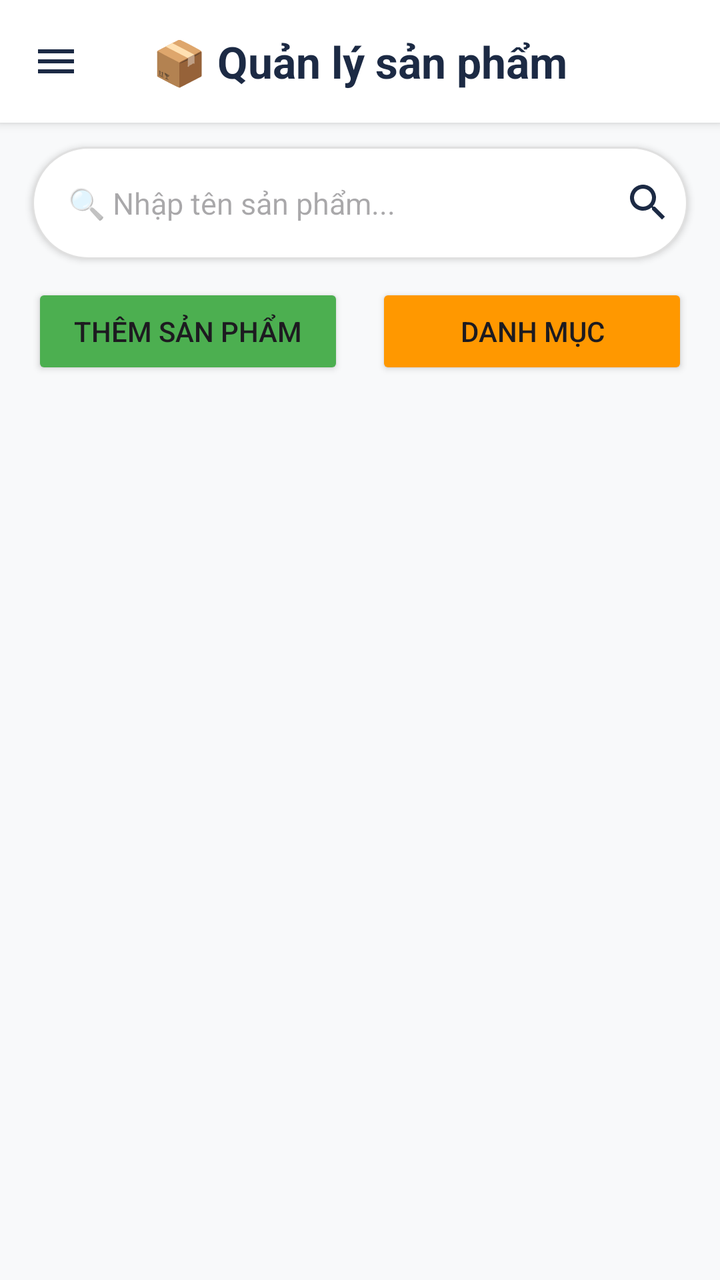
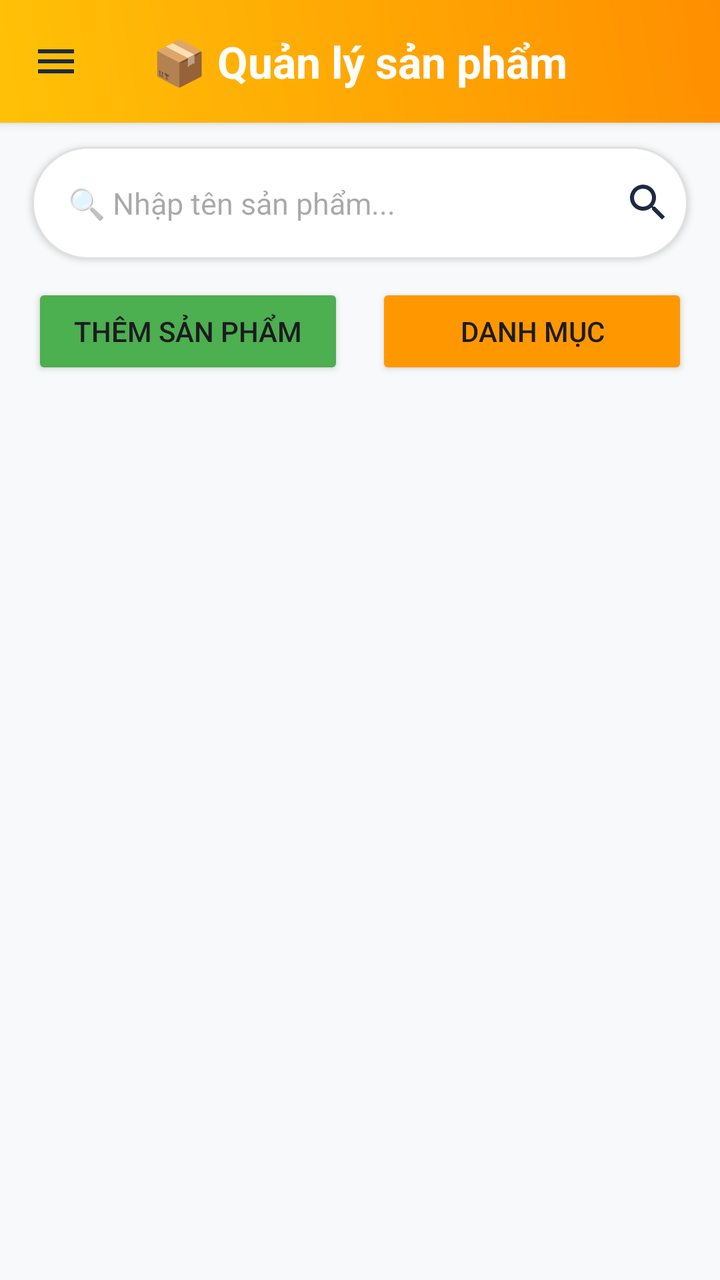

Compare the two renders of this Android layout. The source of the first and the diff that turns it into the second are given below.
<!-- AndroidManifest.xml: application theme Theme.MyShop -->
<!-- res/layout/activity_admin_product.xml -->
<?xml version="1.0" encoding="utf-8"?>
<androidx.drawerlayout.widget.DrawerLayout xmlns:android="http://schemas.android.com/apk/res/android"
    xmlns:app="http://schemas.android.com/apk/res-auto"
    xmlns:tools="http://schemas.android.com/tools"
    android:id="@+id/drawer_layout"
    android:layout_width="match_parent"
    android:layout_height="match_parent"
    android:background="#F8F9FA"
    android:fitsSystemWindows="true"
    tools:context=".Activities.ManageProductsActivity"
    tools:openDrawer="start">

    <androidx.constraintlayout.widget.ConstraintLayout
        android:id="@+id/mainContent"
        android:layout_width="match_parent"
        android:layout_height="match_parent">

        <RelativeLayout
            android:id="@+id/layoutHeader"
            android:layout_width="match_parent"
            android:layout_height="wrap_content"
            android:background="#FFFFFF"
            android:elevation="3dp"
            android:paddingTop="20dp"
            android:paddingBottom="12dp"
            app:layout_constraintTop_toTopOf="parent">

            <ImageButton
                android:id="@+id/btnMenu"
                android:layout_width="wrap_content"
                android:layout_height="wrap_content"
                android:layout_alignParentStart="true"
                android:layout_centerVertical="true"
                android:layout_marginStart="16dp"
                android:background="?attr/selectableItemBackgroundBorderless"
                android:contentDescription="Mở menu"
                android:src="@drawable/ic_menu"
                app:tint="#1C2A44" />

            <TextView
                android:id="@+id/tvAdminTitle"
                android:layout_width="wrap_content"
                android:layout_height="wrap_content"
                android:layout_centerInParent="true"
                android:text="📦 Quản lý sản phẩm"
                android:textColor="#1C2A44"
                android:textSize="22sp"
                android:textStyle="bold" />
        </RelativeLayout>

        <LinearLayout
            android:id="@+id/searchBar"
            android:layout_width="0dp"
            android:layout_height="wrap_content"
            android:layout_marginHorizontal="16dp"
            android:layout_marginTop="12dp"
            android:background="@drawable/bg_search_box"
            android:elevation="2dp"
            android:gravity="center_vertical"
            android:orientation="horizontal"
            android:padding="8dp"
            app:layout_constraintEnd_toEndOf="parent"
            app:layout_constraintStart_toStartOf="parent"
            app:layout_constraintTop_toBottomOf="@id/layoutHeader">

            <EditText
                android:id="@+id/edtSearchAdmin"
                android:layout_width="0dp"
                android:layout_height="wrap_content"
                android:layout_weight="1"
                android:background="@android:color/transparent"
                android:hint="🔍 Nhập tên sản phẩm..."
                android:padding="10dp"
                android:textColor="#000000"
                android:textSize="15sp" />

            <ImageButton
                android:id="@+id/btnSearchAdmin"
                android:layout_width="wrap_content"
                android:layout_height="wrap_content"
                android:background="?attr/selectableItemBackgroundBorderless"
                android:contentDescription="Tìm sản phẩm"
                android:src="@drawable/ic_search"
                app:tint="#1C2A44" />
        </LinearLayout>

        <LinearLayout
            android:id="@+id/layoutActionButtons"
            android:layout_width="0dp"
            android:layout_height="wrap_content"
            android:layout_marginTop="12dp"
            android:orientation="horizontal"
            app:layout_constraintEnd_toEndOf="@id/searchBar"
            app:layout_constraintStart_toStartOf="@id/searchBar"
            app:layout_constraintTop_toBottomOf="@id/searchBar">

            
            <Button
                android:id="@+id/btnAddProductAd"
                android:layout_width="0dp"
                android:layout_height="wrap_content"
                android:layout_marginEnd="8dp"
                android:layout_weight="1"
                android:backgroundTint="#4CAF50"
                android:text="Thêm sản phẩm"
                app:icon="@drawable/ic_add"
                app:iconGravity="textStart" />

            
            <Button
                android:id="@+id/btnManageCategories"
                android:layout_width="0dp"
                android:layout_height="wrap_content"
                android:layout_marginStart="8dp"
                android:layout_weight="1"
                android:backgroundTint="#FF9800"
                android:text="Danh mục"
                app:icon="@drawable/ic_category"
                app:iconGravity="textStart" />

        </LinearLayout>

        
        <androidx.recyclerview.widget.RecyclerView
            android:id="@+id/recyclerProductsAd"
            android:layout_width="0dp"
            android:layout_height="0dp"
            android:layout_marginTop="12dp"
            android:clipToPadding="false"
            android:paddingHorizontal="10dp"
            android:paddingBottom="8dp"
            android:scrollbars="vertical"
            app:layout_constraintBottom_toBottomOf="parent"
            app:layout_constraintEnd_toEndOf="parent"
            app:layout_constraintStart_toStartOf="parent"
            app:layout_constraintTop_toBottomOf="@id/layoutActionButtons"
            tools:listitem="@layout/item_product_admin" />

    </androidx.constraintlayout.widget.ConstraintLayout>

</androidx.drawerlayout.widget.DrawerLayout>
<!-- res/layout/item_product_admin.xml (included above) -->
<?xml version="1.0" encoding="utf-8"?>
<LinearLayout xmlns:android="http://schemas.android.com/apk/res/android"
    xmlns:app="http://schemas.android.com/apk/res-auto"
    android:layout_width="match_parent"
    android:layout_height="wrap_content"
    android:orientation="horizontal"
    android:padding="10dp"
    android:gravity="center_vertical"
    android:background="#FFFFFF"
    android:layout_marginBottom="6dp"
    android:elevation="2dp">

    <ImageView
        android:id="@+id/imgProduct"
        android:layout_width="70dp"
        android:layout_height="70dp"
        android:scaleType="centerCrop"
        android:src="@drawable/store" />

    <LinearLayout
        android:layout_width="0dp"
        android:layout_height="wrap_content"
        android:layout_weight="1"
        android:orientation="vertical"
        android:layout_marginStart="12dp">

        <TextView
            android:id="@+id/tvName"
            android:layout_width="wrap_content"
            android:layout_height="wrap_content"
            android:text="Tên sản phẩm"
            android:textStyle="bold"
            android:textSize="16sp"
            android:textColor="#000" />

        <TextView
            android:id="@+id/tvPrice"
            android:layout_width="wrap_content"
            android:layout_height="wrap_content"
            android:text="100.000 đ"
            android:textColor="#FF6F00"
            android:textSize="14sp" />
    </LinearLayout>

    <ImageButton
        android:id="@+id/btnEdit"
        android:layout_width="40dp"
        android:layout_height="40dp"
        android:background="?attr/selectableItemBackgroundBorderless"
        android:padding="8dp"
        android:src="@drawable/ic_edit"
        android:contentDescription="Sửa"
        app:tint="#4CAF50" />


    <ImageButton
        android:id="@+id/btnDelete"
        android:layout_width="40dp"
        android:layout_height="40dp"
        android:background="?attr/selectableItemBackgroundBorderless"
        android:padding="8dp"
        android:src="@drawable/ic_delete"
        android:contentDescription="Xóa"
        app:tint="#F44336" />

</LinearLayout>
<!-- resources referenced by this layout -->
<resources>
  <!-- drawable bg_search_box (drawable) -->
  <shape xmlns:android="http://schemas.android.com/apk/res/android" android:shape="rectangle">
      <solid android:color="#FFFFFF" />
      <corners android:radius="50dp" />
      <stroke android:width="1dp" android:color="#E0E0E0" />
  </shape>
  <!-- drawable ic_add (drawable) -->
  <vector xmlns:android="http://schemas.android.com/apk/res/android"
      android:width="24dp"
      android:height="24dp"
      android:viewportWidth="24"
      android:viewportHeight="24"
      android:tint="?attr/colorControlNormal">
  
      <path
          android:fillColor="@android:color/black"
          android:pathData="M19,13h-6v6h-2v-6H5v-2h6V5h2v6h6v2z"/>
  </vector>
  <!-- drawable ic_category (drawable) -->
  <vector xmlns:android="http://schemas.android.com/apk/res/android" android:height="24dp" android:tint="#000000" android:viewportHeight="24" android:viewportWidth="24" android:width="24dp">
        
      <path android:fillColor="@android:color/white" android:pathData="M12,2l-5.5,9h11z"/>
        
      <path android:fillColor="@android:color/white" android:pathData="M17.5,17.5m-4.5,0a4.5,4.5 0,1 1,9 0a4.5,4.5 0,1 1,-9 0"/>
        
      <path android:fillColor="@android:color/white" android:pathData="M3,13.5h8v8H3z"/>
      
  </vector>
  <!-- drawable ic_delete (drawable) -->
  <vector xmlns:android="http://schemas.android.com/apk/res/android" android:height="24dp" android:tint="#000000" android:viewportHeight="24" android:viewportWidth="24" android:width="24dp">
        
      <path android:fillColor="@android:color/white" android:pathData="M6,19c0,1.1 0.9,2 2,2h8c1.1,0 2,-0.9 2,-2V7H6v12zM19,4h-3.5l-1,-1h-5l-1,1H5v2h14V4z"/>
      
  </vector>
  <!-- drawable ic_edit (drawable) -->
  <vector xmlns:android="http://schemas.android.com/apk/res/android" android:height="24dp" android:tint="#000000" android:viewportHeight="24" android:viewportWidth="24" android:width="24dp">
        
      <path android:fillColor="@android:color/white" android:pathData="M3,17.25V21h3.75L17.81,9.94l-3.75,-3.75L3,17.25zM20.71,7.04c0.39,-0.39 0.39,-1.02 0,-1.41l-2.34,-2.34c-0.39,-0.39 -1.02,-0.39 -1.41,0l-1.83,1.83 3.75,3.75 1.83,-1.83z"/>
      
  </vector>
  <!-- drawable ic_menu (drawable) -->
  <vector xmlns:android="http://schemas.android.com/apk/res/android" android:height="24dp" android:tint="#FFFFFF" android:viewportHeight="24" android:viewportWidth="24" android:width="24dp">
        
      <path android:fillColor="@android:color/white" android:pathData="M3,18h18v-2L3,16v2zM3,13h18v-2L3,11v2zM3,6v2h18L21,6L3,6z"/>
      
  </vector>
  <!-- drawable ic_search (drawable) -->
  <vector xmlns:android="http://schemas.android.com/apk/res/android" android:height="24dp" android:tint="#000000" android:viewportHeight="24" android:viewportWidth="24" android:width="24dp">
        
      <path android:fillColor="@android:color/white" android:pathData="M15.5,14h-0.79l-0.28,-0.27C15.41,12.59 16,11.11 16,9.5 16,5.91 13.09,3 9.5,3S3,5.91 3,9.5 5.91,16 9.5,16c1.61,0 3.09,-0.59 4.23,-1.57l0.27,0.28v0.79l5,4.99L20.49,19l-4.99,-5zM9.5,14C7.01,14 5,11.99 5,9.5S7.01,5 9.5,5 14,7.01 14,9.5 11.99,14 9.5,14z"/>
      
  </vector>
  <style name="Theme.MyShop" parent="Base.Theme.MyShop" />
  <color name="white">#FFFFFFFF</color>
  <!-- unchanged entries left out for length: 2 -->
</resources>

<!-- the commit's change to res/layout/activity_admin_product.xml (unified diff, before → after) -->
@@ -19,7 +19,9 @@
             android:id="@+id/layoutHeader"
             android:layout_width="match_parent"
             android:layout_height="wrap_content"
-            android:background="#FFFFFF"
+            android:background="@drawable/bg_header_gradient"
+            app:navigationIconTint="?attr/colorOnPrimary"
+            app:titleTextColor="?attr/colorOnPrimary"
             android:elevation="3dp"
             android:paddingTop="20dp"
             android:paddingBottom="12dp"
@@ -43,7 +45,7 @@
                 android:layout_height="wrap_content"
                 android:layout_centerInParent="true"
                 android:text="📦 Quản lý sản phẩm"
-                android:textColor="#1C2A44"
+                android:textColor="@color/white"
                 android:textSize="22sp"
                 android:textStyle="bold" />
         </RelativeLayout>
<!-- resource entries referenced after the edit -->
@@ -54,6 +54,15 @@
   </vector>
   <style name="Theme.MyShop" parent="Base.Theme.MyShop" />
   <color name="white">#FFFFFFFF</color>
+  <!-- drawable bg_header_gradient (drawable) -->
+  <?xml version="1.0" encoding="utf-8"?>
+  <shape xmlns:android="http://schemas.android.com/apk/res/android">
+      <gradient
+          android:angle="45"
+          android:endColor="#FF8F00"
+          android:startColor="#FFC107"
+          android:type="linear" />
+  </shape>
   <!-- unchanged entries left out for length: 2 -->
 </resources>
 
